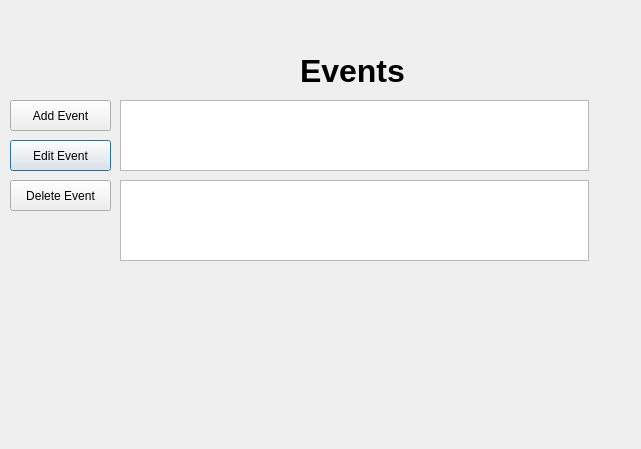
Old version of the form events.ui in the repository razashahid107/NOTEPAD-QT.
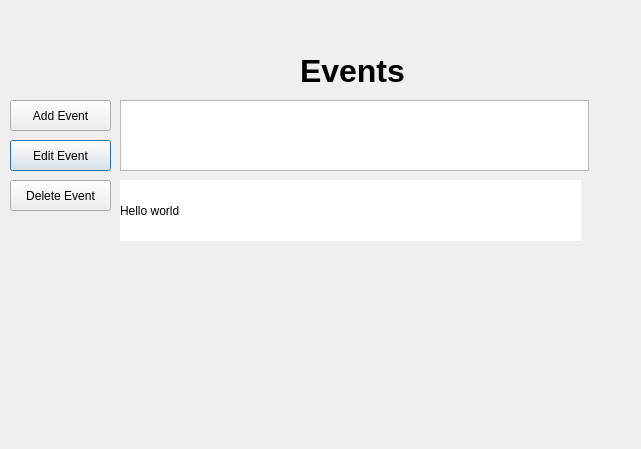
New version of the form.

Commit message: added events funcitonality. Add event and loading of prev event now working

Diff of the .ui file:
```diff
--- a/events.ui
+++ b/events.ui
@@ -44,16 +44,6 @@
     </rect>
    </property>
   </widget>
-  <widget class="QPlainTextEdit" name="Previous_Event">
-   <property name="geometry">
-    <rect>
-     <x>120</x>
-     <y>180</y>
-     <width>469</width>
-     <height>81</height>
-    </rect>
-   </property>
-  </widget>
   <widget class="QPushButton" name="pushButton_2">
    <property name="geometry">
     <rect>
@@ -93,6 +83,23 @@
     <string>Delete Event</string>
    </property>
   </widget>
+  <widget class="QLabel" name="label_2">
+   <property name="geometry">
+    <rect>
+     <x>120</x>
+     <y>180</y>
+     <width>461</width>
+     <height>61</height>
+    </rect>
+   </property>
+   <property name="styleSheet">
+    <string notr="true">background-color: rgb(255, 255, 255);
+color: rgb(0, 0, 0);</string>
+   </property>
+   <property name="text">
+    <string>Hello world</string>
+   </property>
+  </widget>
  </widget>
  <resources/>
  <connections/>
```
The commit also changes 5 other files.
